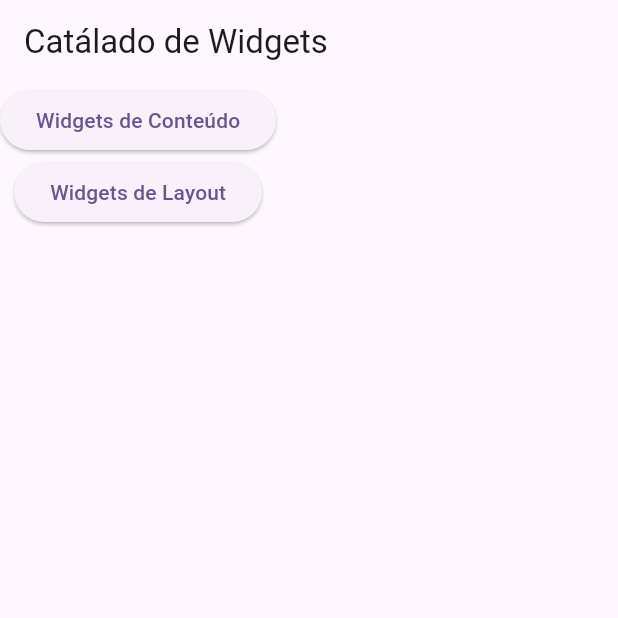
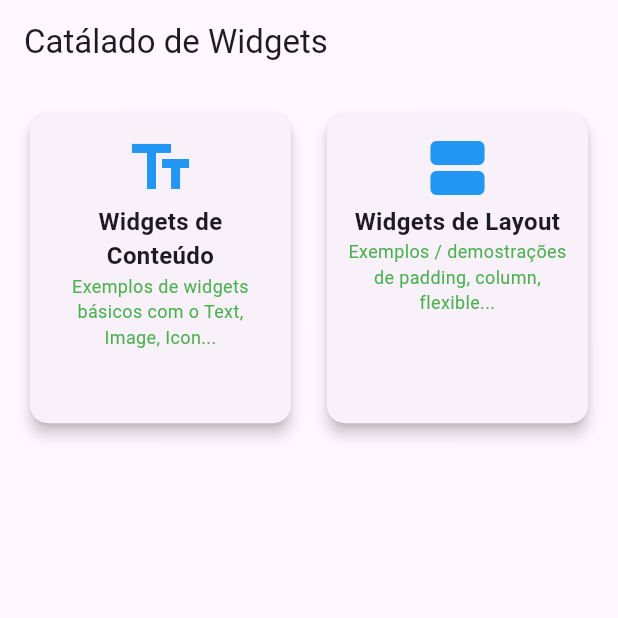
Before and after one commit to douglasmtss/curso-alura-flutter, a Flutter app: the screen it shows after launch, on a phone screen of 412 x 824 dp, the top half of it. Run offline on Flutter 3.47's test engine with Material 3 defaults, Android fonts, the phone set to English and light mode, and no system bars.

Commit message:
refactor ListContents to use GridView for layout and enhance item display

```diff
--- a/curso_alura_introducao_ao_desenvolvimento_de_aplicativos_moveis/new_project/lib/main.dart
+++ b/curso_alura_introducao_ao_desenvolvimento_de_aplicativos_moveis/new_project/lib/main.dart
@@ -43,15 +43,46 @@ class ListContents extends StatelessWidget {
   Widget build(BuildContext context) {
     return Scaffold(
       appBar: AppBar(title: Text('Catálado de Widgets')),
-      body: Column(
+      body: GridView.count(
+        crossAxisCount: 2,
+        padding: EdgeInsets.all(16),
+        crossAxisSpacing: 16,
+        childAspectRatio: 0.85,
         children: secoes
             .map(
-              (item) => ElevatedButton(
-                onPressed: () => Navigator.push(
+              (item) => GestureDetector(
+                onTap: () => Navigator.push(
                   context,
                   MaterialPageRoute(builder: (_) => item.destino),
                 ),
-                child: Text(item.titulo),
+                child: Card(
+                  elevation: 4,
+                  child: Padding(
+                    padding: EdgeInsets.all(12),
+                    child: Column(
+                      children: [
+                        Icon(item.icone, size: 48, color: Colors.blue),
+                        Text(
+                          item.titulo,
+                          textAlign: TextAlign.center,
+                          style: TextStyle(
+                            fontWeight: FontWeight.bold,
+                            fontSize: 16,
+                          ),
+                          maxLines: 2,
+                          overflow: TextOverflow.ellipsis,
+                        ),
+                        Text(
+                          item.descricao,
+                          textAlign: TextAlign.center,
+                          style: TextStyle(fontSize: 12, color: Colors.green),
+                          maxLines: 3,
+                          overflow: TextOverflow.ellipsis,
+                        ),
+                      ],
+                    ),
+                  ),
+                ),
               ),
             )
             .toList(),
```
